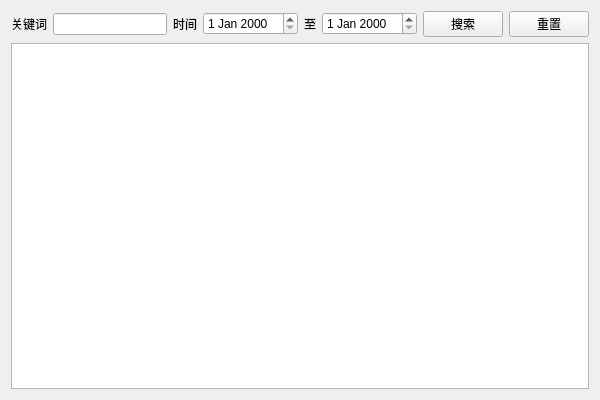
Before: the Qt Designer form TowerController/recordQuery.ui in APKin/TCD53, drawn with Qt 5.
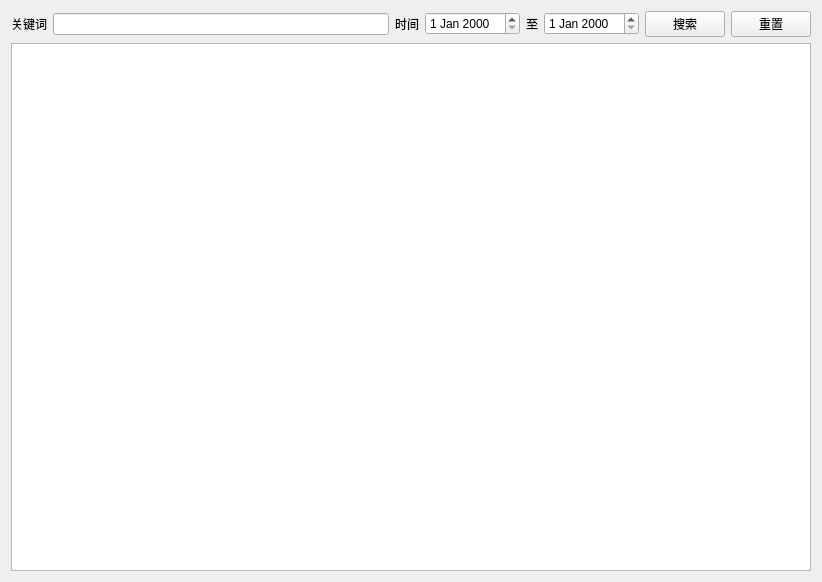
After: the same form once the commit is applied.

Patch:
```diff
--- a/TowerController/recordQuery.ui
+++ b/TowerController/recordQuery.ui
@@ -6,8 +6,8 @@
    <rect>
     <x>0</x>
     <y>0</y>
-    <width>600</width>
-    <height>400</height>
+    <width>822</width>
+    <height>582</height>
    </rect>
   </property>
   <property name="windowTitle">
```
